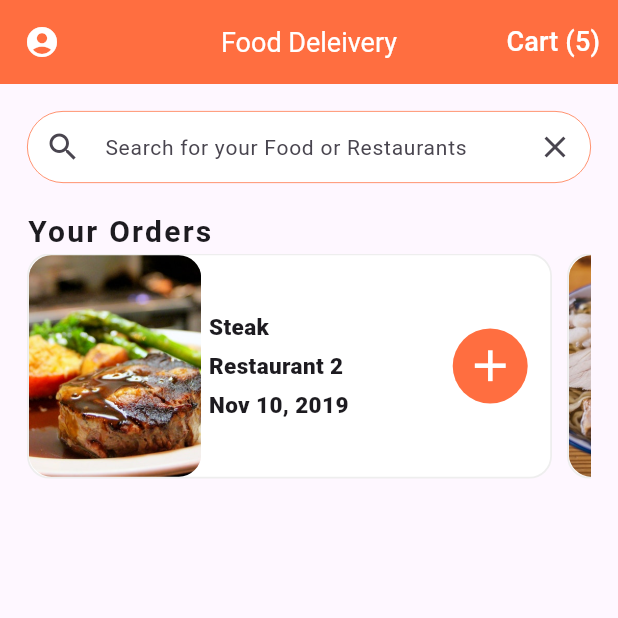
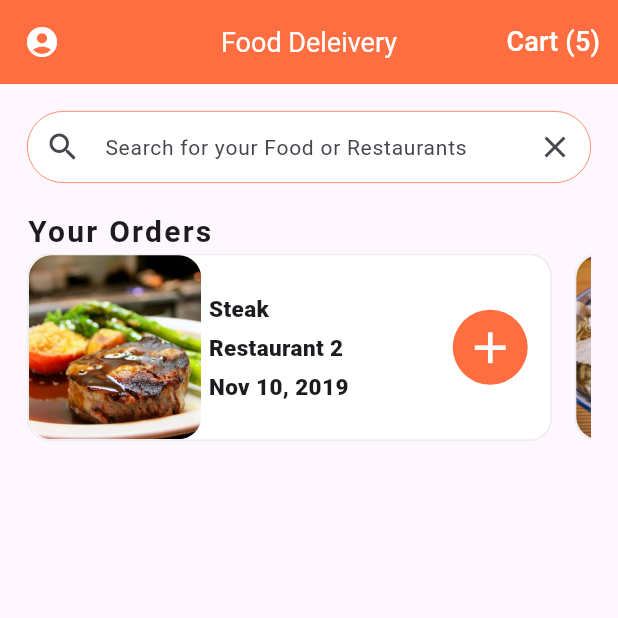
Before and after one commit to gaaferHajji2/j-l-flutter, a Flutter app: the screen it shows after launch, on a phone screen of 412 x 824 dp, the top half of it. Run offline on Flutter 3.47's test engine with Material 3 defaults, Android fonts, the phone set to English and light mode, and no system bars; our stand-ins replace audioplayers, file_picker, firebase_core, firebase_messaging, flutter_local_notifications, get and 3 more; accounts and stored records are empty; project files that could hold a hidden picture were left out.

Commit message:
Restore from shadow creating

```diff
--- a/flutter_application_9/lib/widgets/order_item.dart
+++ b/flutter_application_9/lib/widgets/order_item.dart
@@ -10,7 +10,7 @@ class OrderItem extends StatelessWidget {
   @override
   Widget build(BuildContext context) {
     return Container(
-      margin: EdgeInsets.only(right: 10.0),
+      margin: EdgeInsets.only(right: 15.0),
       width: 350.0,
       decoration: BoxDecoration(
         color: Colors.white,
--- a/flutter_application_9/lib/widgets/recent_orders.dart
+++ b/flutter_application_9/lib/widgets/recent_orders.dart
@@ -23,7 +23,7 @@ class OrdersList extends StatelessWidget {
           ),
 
           Container(
-            height: 150.0,
+            height: 125.0,
             child: ListView.builder(
               physics: BouncingScrollPhysics(),
               scrollDirection: Axis.horizontal,
```
